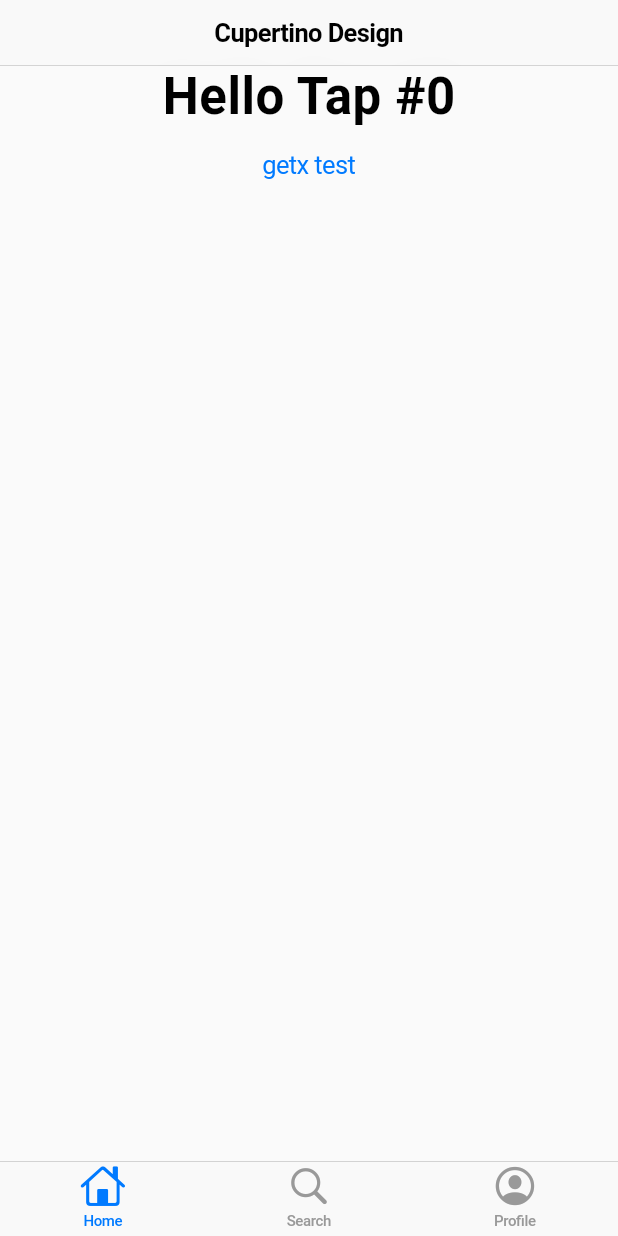
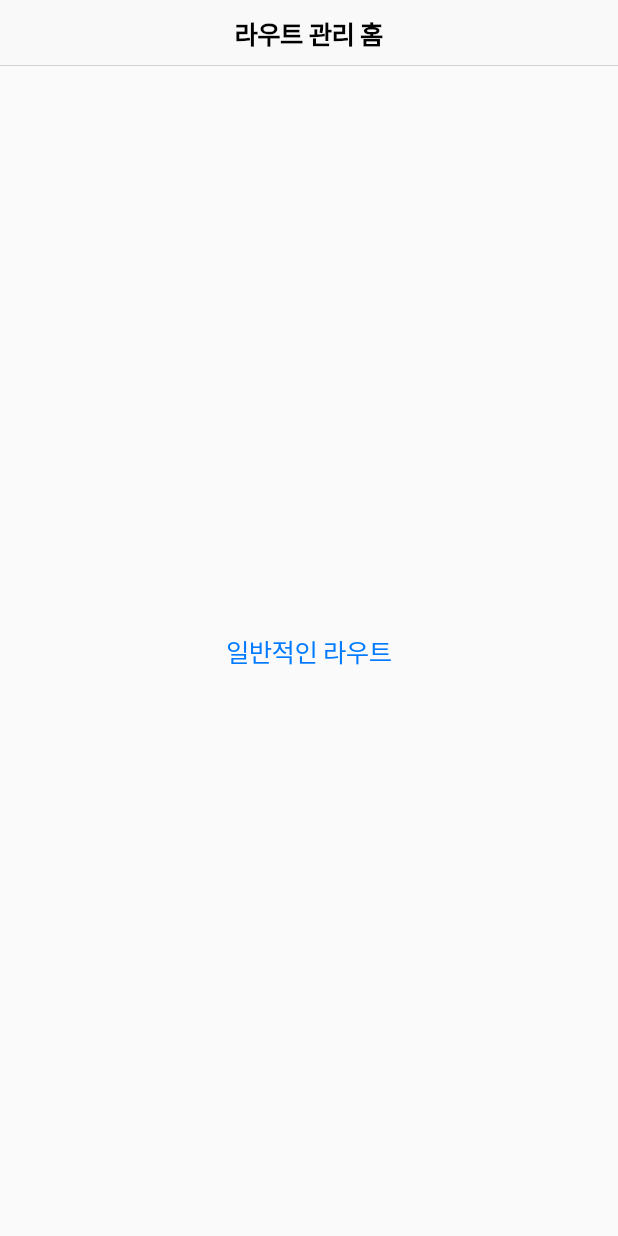
Before and after one commit to omh02033/flutterStudy, a Flutter app: the screen it shows after launch, on a phone screen of 412 x 824 dp. Run offline on Flutter 3.47's test engine with Material 2 defaults, Android fonts, the light colour scheme and no system bars; our stand-ins replace get.

Commit message:
feat: getx route

```diff
--- a/lib/main.dart
+++ b/lib/main.dart
@@ -1,5 +1,5 @@
 import 'package:flutter/cupertino.dart';
-import 'package:flutter/material.dart';
+import 'package:flutterstudy/src/home.dart';
 import 'package:get/get.dart';
 
 void main() => runApp(const MyApp());
@@ -14,73 +14,7 @@ class MyApp extends StatelessWidget {
     return const GetCupertinoApp(
       theme: CupertinoThemeData(brightness: Brightness.light),
       title: _title,
-      home: MyStatefulWidget(),
+      home: Home(),
     );
   }
 }
-
-class MyStatefulWidget extends StatefulWidget {
-  const MyStatefulWidget({Key? key}) : super(key: key);
-
-  @override
-  State<MyStatefulWidget> createState() => _MyStatefulWidgetState();
-}
-
-class _MyStatefulWidgetState extends State<MyStatefulWidget> {
-  int idx = 0;
-
-  @override
-  Widget build(BuildContext context) {
-    return Scaffold(
-      appBar: CupertinoNavigationBar(
-        middle: Text('Cupertino Design'),
-      ),
-      body: Column(
-        children: [
-          Center(
-            child: Text(
-              'Hello Tap #$idx',
-              style: CupertinoTheme.of(context).textTheme.navLargeTitleTextStyle,
-            ),
-          ),
-          CupertinoButton(onPressed: () {Get.to(ABC());}, child: Text('getx test'))
-        ]
-      ),
-      bottomNavigationBar: CupertinoTabBar(
-        currentIndex: idx,
-        onTap: (i) {
-          setState(() {
-            idx = i;
-          });
-        },
-        items: [
-          BottomNavigationBarItem(
-            icon: Icon(CupertinoIcons.home),
-            label: 'Home'
-          ),
-          BottomNavigationBarItem(
-            icon: Icon(CupertinoIcons.search),
-            label: 'Search'
-          ),
-          BottomNavigationBarItem(
-            icon: Icon(CupertinoIcons.profile_circled),
-            label: 'Profile'
-          ),
-        ],
-      ),
-    );
-  }
-}
-
-class ABC extends StatelessWidget {
-  const ABC({Key? key}) : super(key: key);
-
-  @override
-  Widget build(BuildContext context) {
-    return Scaffold(
-      appBar: CupertinoNavigationBar(
-        middle: Text('Getx App Bar'),
-      ),
-    );
-  }
-}
--- /dev/null
+++ b/lib/src/home.dart
@@ -0,0 +1,30 @@
+import 'package:flutter/cupertino.dart';
+import 'package:flutter/material.dart';
+import 'package:flutterstudy/src/pages/normal/first.dart';
+import 'package:get/get.dart';
+
+class Home extends StatelessWidget {
+  const Home({Key? key}) : super(key: key);
+
+  @override
+  Widget build(BuildContext context) {
+    return Scaffold(
+      appBar: CupertinoNavigationBar(
+        middle: Text('라우트 관리 홈'),
+      ),
+      body: Center(
+        child: Column(
+          mainAxisAlignment: MainAxisAlignment.center,
+          children: [
+            CupertinoButton(
+              child: Text('일반적인 라우트'),
+              onPressed: (){
+                Get.to(FirstPage());
+              }
+            )
+          ],
+        )
+      ),
+    );
+  }
+}
```
Also changed, not shown: lib/src/pages/normal/first.dart (added, +30 -0 lines), lib/src/pages/normal/second.dart (added, +36 -0 lines).
